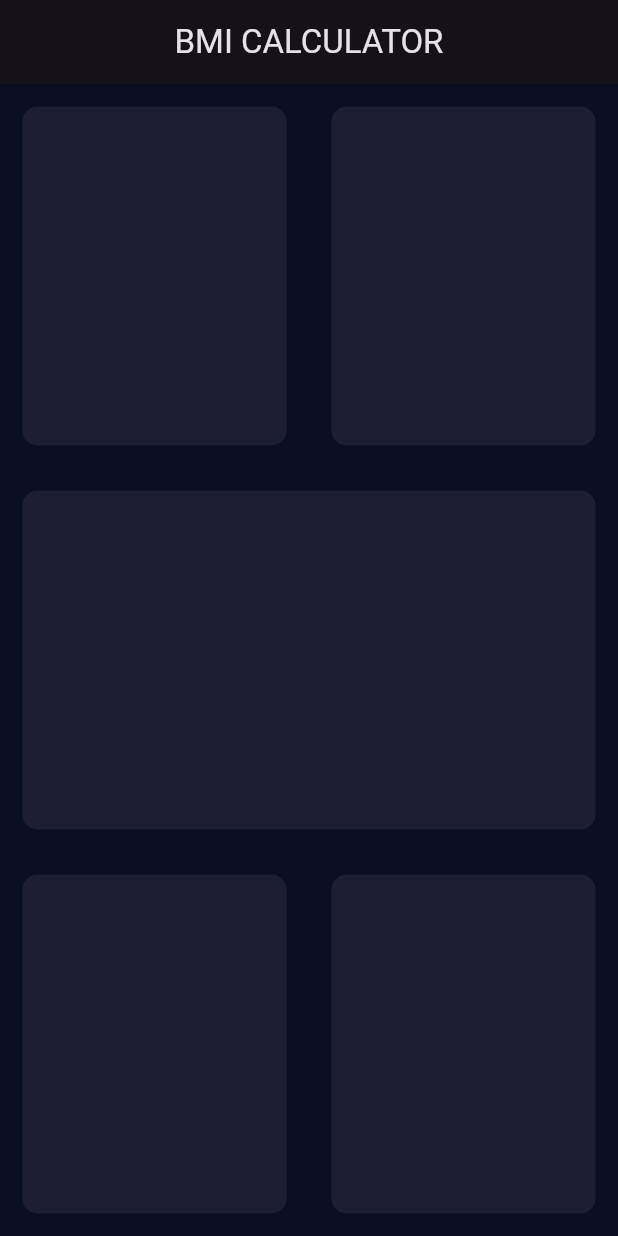
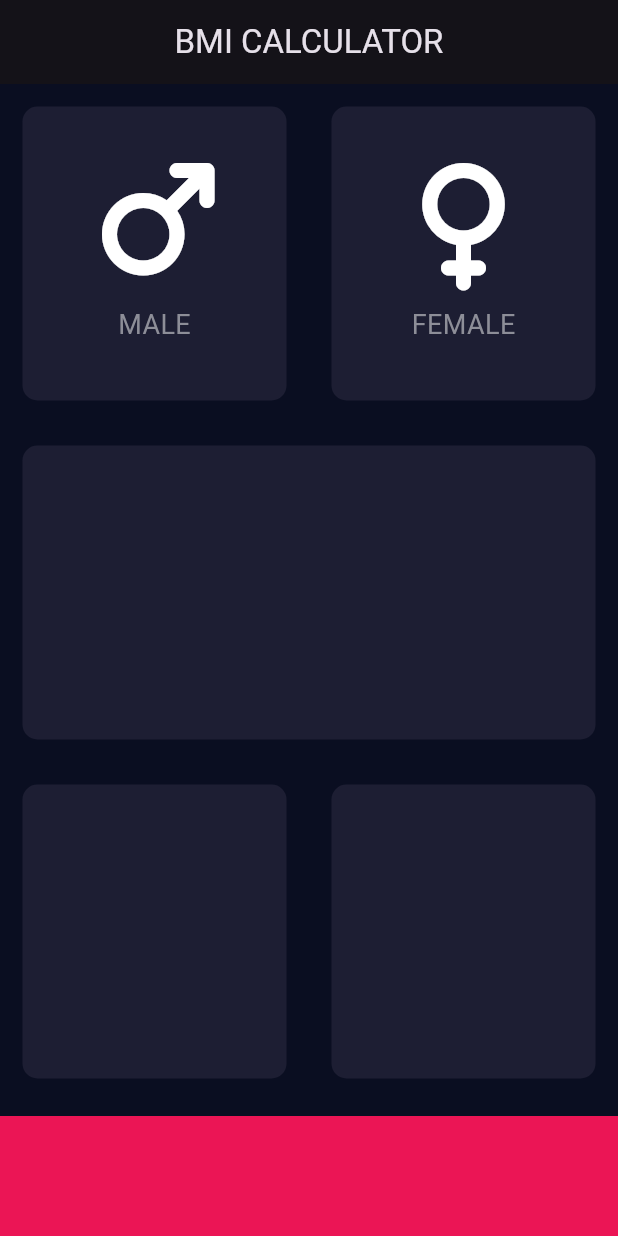
Before and after one commit to abdullahSheikh2107035/BMICalculator, a Flutter app: the screen it shows after launch, on a phone screen of 412 x 824 dp. Run offline on Flutter 3.47's test engine with Material 3 defaults, Android fonts, the phone set to English and light mode, and no system bars; our stand-ins replace font_awesome_flutter.

Commit message:
added exclusive files and cards

```diff
--- /dev/null
+++ b/lib/icon_content.dart
@@ -0,0 +1,22 @@
+import 'package:flutter/cupertino.dart';
+class IconContent extends StatelessWidget {
+  const IconContent({super.key, required this.icon, required this.label});
+  final IconData icon;
+  final String label;
+  static const labelTextStyle = TextStyle(
+      fontSize: 18.0,
+      color: Color(0xFF8D8E98)
+  );
+
+  @override
+  Widget build(BuildContext context) {
+    return Column(
+      mainAxisAlignment: MainAxisAlignment.center,
+      children: [
+        Icon(icon, size: 80.0),
+        SizedBox(height: 15.0),
+        Text(label, style: labelTextStyle),
+      ],
+    );
+  }
+}
--- a/lib/input_page.dart
+++ b/lib/input_page.dart
@@ -1,4 +1,11 @@
 import 'package:flutter/material.dart';
+import 'package:font_awesome_flutter/font_awesome_flutter.dart';
+import 'icon_content.dart';
+import 'reusable_card.dart';
+const bottomContainerHeight = 80.0;
+const activeCardColour = Color(0xFF1D1E33);
+const inactiveCardColour = Color(0xFF111328);
+const bottomContainerColour = Color(0xFFEB1555);
 
 class InputPage extends StatefulWidget {
   const InputPage({super.key});
@@ -13,42 +20,48 @@ class _InputPageState extends State<InputPage> {
     return Scaffold(
       appBar: AppBar(title: Center(child: Text('BMI CALCULATOR'))),
       body: Column(
-        children: [
+        children: <Widget>[
           Expanded(
             child: Row(
               children: [
-                Expanded(child: ReusableCard(colour:Color(0xFF1D1E33))),
-                Expanded(child: ReusableCard(colour:Color(0xFF1D1E33))),
+                Expanded(
+                  child: ReusableCard(
+                    colour: activeCardColour,
+                    cardChild: IconContent(
+                      icon: FontAwesomeIcons.mars,
+                      label: 'MALE',
+                    ),
+                  ),
+                ),
+                Expanded(
+                  child: ReusableCard(
+                    colour: activeCardColour,
+                    cardChild: IconContent(
+                      icon: FontAwesomeIcons.venus,
+                      label: 'FEMALE',
+                    ),
+                  ),
+                ),
               ],
             ),
           ),
-          Expanded(child: ReusableCard(colour:Color(0xFF1D1E33))),
+          Expanded(child: ReusableCard(colour: activeCardColour)),
           Expanded(
             child: Row(
               children: [
-                Expanded(child: ReusableCard(colour: Color(0xFF1D1E33))),
-                Expanded(child: ReusableCard(colour: Color(0xFF1D1E33))),
+                Expanded(child: ReusableCard(colour: activeCardColour)),
+                Expanded(child: ReusableCard(colour: activeCardColour)),
               ],
             ),
+          ),
+          Container(
+            color: bottomContainerColour,
+            width: double.infinity,
+            height: bottomContainerHeight,
+            margin: EdgeInsets.only(top: 10.0),
           ),
         ],
       ),
     );
   }
 }
-
-class ReusableCard extends StatelessWidget {
-  final Color colour;
-  const ReusableCard({super.key, required this.colour});
-
-  @override
-  Widget build(BuildContext context) {
-    return Container(
-      margin: EdgeInsets.all(15.0),
-      decoration: BoxDecoration(
-        borderRadius: BorderRadius.circular(10.0),
-        color: colour,
-      ),
-    );
-  }
-}
--- /dev/null
+++ b/lib/reusable_card.dart
@@ -0,0 +1,19 @@
+import 'package:flutter/material.dart';
+
+class ReusableCard extends StatelessWidget {
+  final Color colour;
+  final Widget? cardChild;
+  const ReusableCard({super.key, required this.colour, this.cardChild});
+
+  @override
+  Widget build(BuildContext context) {
+    return Container(
+      margin: EdgeInsets.all(15.0),
+      decoration: BoxDecoration(
+        borderRadius: BorderRadius.circular(10.0),
+        color: colour,
+      ),
+      child: cardChild,
+    );
+  }
+}
--- a/pubspec.yaml
+++ b/pubspec.yaml
@@ -34,6 +34,7 @@ dependencies:
   # The following adds the Cupertino Icons font to your application.
   # Use with the CupertinoIcons class for iOS style icons.
   cupertino_icons: ^1.0.8
+  font_awesome_flutter: ^10.12.0
 
 dev_dependencies:
   flutter_test:
@@ -74,7 +75,7 @@ flutter:
   # list giving the asset and other descriptors for the font. For
   # example:
   # fonts:
-  #   - family: Schyler
+  #   - family: w
   #     fonts:
   #       - asset: fonts/Schyler-Regular.ttf
   #       - asset: fonts/Schyler-Italic.ttf
```
Also changed, not shown: pubspec.lock.
